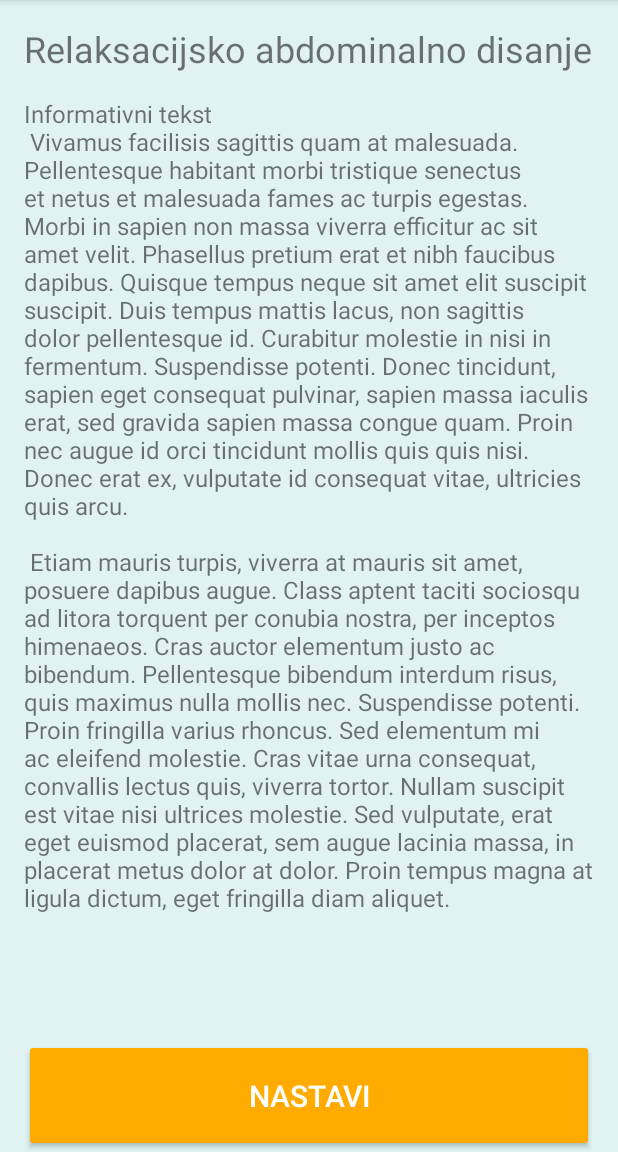
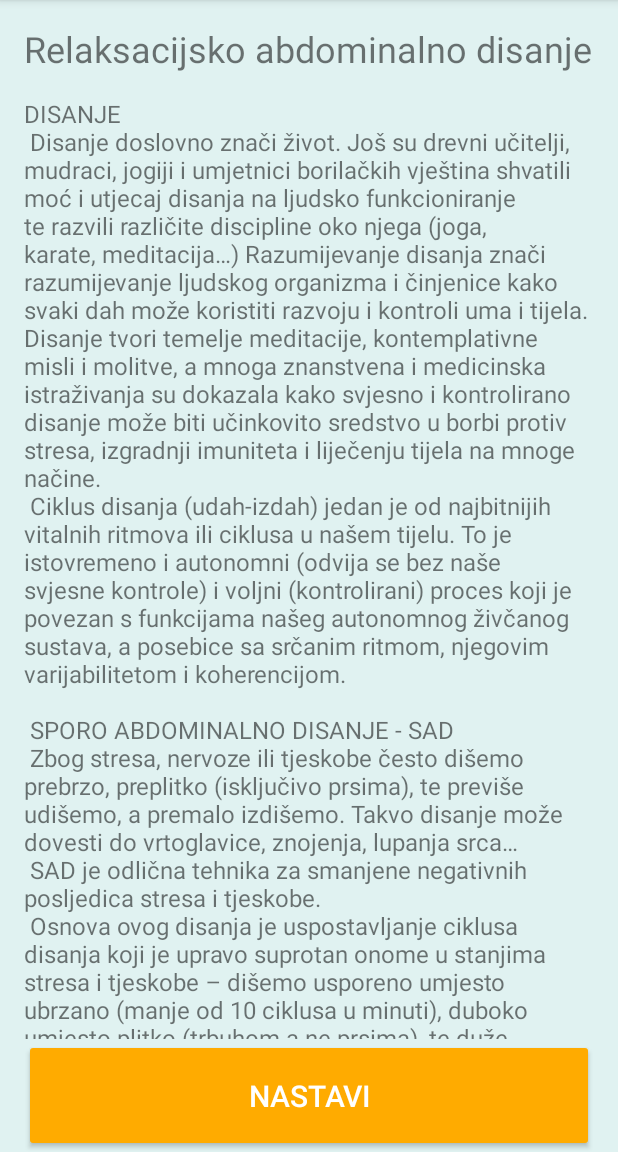
Before and after one commit to Gamehaler/BreathingPacer, an Android app: the screen it shows after launch (InfoActivity), on a phone screen of 412 x 824 dp, the part 84-1236 px from its top. Run offline under Robolectric (Android 15) with nearby library versions, the phone set to English and light mode, and no system bars.

Commit message:
Changed text on InfoActivity.

```diff
--- a/app/src/main/java/xyz/msojat/breathingpacer/Activities/MainActivity.java
+++ b/app/src/main/java/xyz/msojat/breathingpacer/Activities/MainActivity.java
@@ -63,7 +63,8 @@ public class MainActivity extends AppCompatActivity {
                             public void onClick(DialogInterface dialog, int which) {
                                 EditText etDialog = ((EditText) ((Dialog) dialog).findViewById(R.id.et_time));
                                 if (!TextUtils.isEmpty(etDialog.getText().toString())) {
-                                    if ((Double.valueOf(etDialog.getText().toString())) > 0) {
+                                    if (((Double.valueOf(etDialog.getText().toString())) >= 2.5) &&
+                                            ((Double.valueOf(etDialog.getText().toString())) <= 4.5)) {
                                         inhaleTime = Double.valueOf(etDialog.getText().toString());
                                     }
                                 } else {
@@ -97,7 +98,8 @@ public class MainActivity extends AppCompatActivity {
                             public void onClick(DialogInterface dialog, int which) {
                                 EditText etDialog = ((EditText) ((Dialog) dialog).findViewById(R.id.et_time));
                                 if (!TextUtils.isEmpty(etDialog.getText().toString())) {
-                                    if (Double.valueOf(etDialog.getText().toString()) > 0) {
+                                    if ((Double.valueOf(etDialog.getText().toString()) >= 4.5) &&
+                                            (Double.valueOf(etDialog.getText().toString()) <= 6.5)) {
                                         exhaleTime = Double.valueOf(etDialog.getText().toString());
                                     }
                                 } else {
@@ -131,7 +133,8 @@ public class MainActivity extends AppCompatActivity {
                             public void onClick(DialogInterface dialog, int which) {
                                 EditText etDialog = ((EditText) ((Dialog) dialog).findViewById(R.id.et_time));
                                 if (!TextUtils.isEmpty(etDialog.getText().toString())) {
-                                    if (Double.valueOf(etDialog.getText().toString()) > 0) {
+                                    if ((Double.valueOf(etDialog.getText().toString()) >= 0.3) &&
+                                            (Double.valueOf(etDialog.getText().toString()) <= 1.5)) {
                                         pauseTime = Double.valueOf(etDialog.getText().toString());
                                     }
                                 } else {
--- a/app/src/main/res/values/strings.xml
+++ b/app/src/main/res/values/strings.xml
@@ -1,23 +1,81 @@
 <resources>
     <string name="app_name">BreathingPacer</string>
-    <string name="info_tekst">Informativni tekst\n
-     Vivamus facilisis sagittis quam at malesuada. Pellentesque habitant morbi tristique senectus
-        et netus et malesuada fames ac turpis egestas. Morbi in sapien non massa viverra efficitur
-        ac sit amet velit. Phasellus pretium erat et nibh faucibus dapibus. Quisque tempus neque sit
-        amet elit suscipit suscipit. Duis tempus mattis lacus, non sagittis dolor pellentesque id.
-        Curabitur molestie in nisi in fermentum. Suspendisse potenti. Donec tincidunt, sapien eget
-        consequat pulvinar, sapien massa iaculis erat, sed gravida sapien massa congue quam. Proin
-        nec augue id orci tincidunt mollis quis quis nisi. Donec erat ex, vulputate id consequat
-        vitae, ultricies quis arcu.\n\n
+    <string name="info_tekst">
+        DISANJE\n
 
-        Etiam mauris turpis, viverra at mauris sit amet, posuere dapibus augue. Class aptent taciti
-        sociosqu ad litora torquent per conubia nostra, per inceptos himenaeos. Cras auctor
-        elementum justo ac bibendum. Pellentesque bibendum interdum risus, quis maximus nulla
-        mollis nec. Suspendisse potenti. Proin fringilla varius rhoncus. Sed elementum mi ac
-        eleifend molestie. Cras vitae urna consequat, convallis lectus quis, viverra tortor.
-        Nullam suscipit est vitae nisi ultrices molestie. Sed vulputate, erat eget euismod placerat,
-        sem augue lacinia massa, in placerat metus dolor at dolor. Proin tempus magna at ligula
-        dictum, eget fringilla diam aliquet.
+        Disanje doslovno znači život. Još su drevni učitelji, mudraci, jogiji i umjetnici borilačkih
+        vještina shvatili moć i utjecaj disanja na ljudsko funkcioniranje te razvili različite
+        discipline oko njega (joga, karate, meditacija…)
+        Razumijevanje disanja znači razumijevanje ljudskog organizma i činjenice kako svaki dah
+        može koristiti razvoju i kontroli uma i tijela. Disanje tvori temelje meditacije,
+        kontemplativne misli i molitve, a mnoga znanstvena i medicinska istraživanja su dokazala kako
+        svjesno i kontrolirano disanje može biti učinkovito sredstvo u borbi protiv stresa, izgradnji
+        imuniteta i liječenju tijela na mnoge načine.\n
+
+        Ciklus disanja (udah-izdah) jedan je od najbitnijih vitalnih ritmova ili
+        ciklusa u našem tijelu. To je istovremeno i autonomni (odvija se bez naše svjesne kontrole)
+        i voljni (kontrolirani) proces koji je povezan s funkcijama našeg autonomnog živčanog
+        sustava, a posebice sa srčanim ritmom, njegovim varijabilitetom i koherencijom.\n\n
+
+        SPORO ABDOMINALNO DISANJE - SAD\n
+
+        Zbog stresa, nervoze ili tjeskobe često dišemo prebrzo, preplitko (isključivo prsima),
+        te previše udišemo, a premalo izdišemo. Takvo disanje može dovesti do vrtoglavice,
+        znojenja, lupanja srca…\n
+
+        SAD je odlična tehnika za smanjene negativnih posljedica stresa i tjeskobe.\n
+
+        Osnova ovog disanja je uspostavljanje ciklusa disanja koji je upravo suprotan
+        onome u stanjima stresa i tjeskobe – dišemo usporeno umjesto ubrzano
+        (manje od 10 ciklusa u minuti), duboko umjesto plitko (trbuhom a ne prsima),
+        te duže izdišemo nego udišemo.\n
+
+        Takvim disanjem uspostavljamo ravnotežu u radu našeg autonomnog živčanog sustava
+        (simpatikusa i parasimpatikusa), obnavljajući naš prirodni osjećaj smirenosti i dobrobiti.\n
+
+        Ovako, naravno, ne možemo stalno disati, već ovo disanje primjenjujemo kao vježbu,
+        1-3 puta dnevno u trajanju od 5-10 minuta.\n\n
+
+        SAD VJEŽBA
+
+        Trajanje: 5-10 min\n
+
+        DIŠITE POLAKO	manje od 10 ciklusa u minuti (ciljana brzina 6 c/m)\n
+        DIŠITE TRBUHOM:	izbjegavajte (pretjerano) disanje prsima\n
+        DUŽE IZDIŠITE:	3-4 sek udah, 5-6 izdah\n
+
+        Zauzmite ugodan položaj u kojem će Vam trbuh biti maksimalno slobodan
+        (ležeći, polusjedeći ili možete i stajati), položite jednu ruku na trbuh a drugu na prsa,
+        te pratite koja se ruka miče dok dišete – ako je ona na prsima, znači da dišete i dalje
+        gornjom muskulaturom. Treba se micati ona na trbuhu.\n
+
+        Kada se uvjerite da dišete trbuhom, usmjerite se na dužinu izdaha.
+        Normalno udahnite (cca 4 sek) i probajte malo produžiti izdah (cca 5sek).\n
+
+        Ukoliko osjećate napor, prekinite vježbu pa probajte ponovo kasnije.
+        Naime, cilj je upravo postići da ovakvo disanje bude praktički bez napora,
+        a naglasak je na „otpuštanju“ prilikom izdisanja – osjećaj da negativne emocije
+        i senzacije s izdahom polako izlaze iz tijela, a pozitivne ulaze.\n\n
+
+        METRONOM DISANJA\n
+
+        Da bi olakšali kontrolu trajanja udaha i izdaha, koristite naš metronom disanja:\n
+
+        -	UDAH - crvena loptica ide prema gore\n
+        -	IZDAH – crvena loptica ide prema dolje\n
+
+        Početne postavke metronoma disanja podešene su na ciljani ritam disanja
+        od 6 ciklusa u minuti:\n
+        -	3 sek UDAH\n
+        -	0,5 sek stanka\n
+        -	6 sek IZDAH\n
+        -	0,5 sek stanka\n
+
+        Ovaj je ritam disanja učinkovit za postizanje ravnoteže autonomnog živčanog sustava,
+        no za početnike može biti prespor. Osim toga, svatko od nas ima svoj „idealni ritam“,
+        te metronom disanja nudi mogućnost da sami odredite trajanje udaha i izdaha,
+        vodeći se glavnim uputama za SAD.
+
     </string>
     <string name="start">Početak</string>
     <string name="end">Kraj</string>
```
